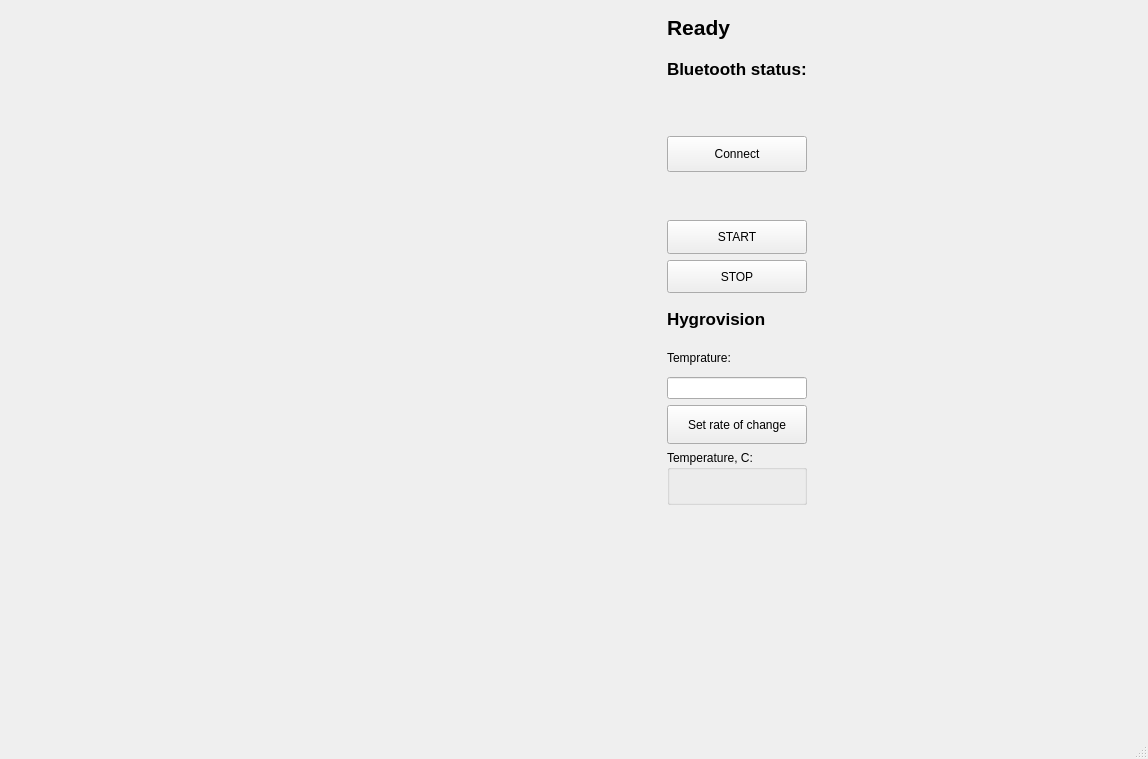
VasilyMarkov/ServiceVympelSoft, file mainwindow.ui: the form before one commit.
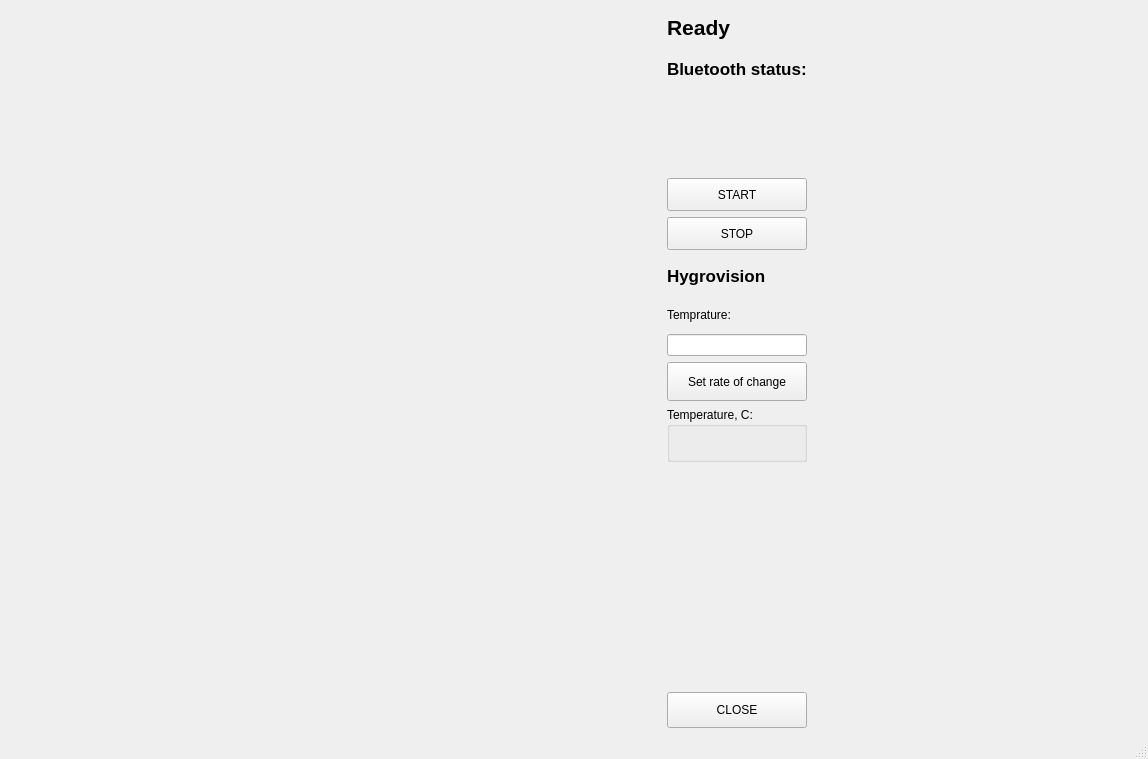
The form after the commit. Custom widgets are drawn as their Qt base class.

```diff
--- a/mainwindow.ui
+++ b/mainwindow.ui
@@ -23,7 +23,7 @@
      </layout>
     </item>
     <item>
-     <layout class="QVBoxLayout" name="verticalLayout_3" stretch="1,1,1,1,1,2,4,1,1,5">
+     <layout class="QVBoxLayout" name="verticalLayout_3" stretch="1,1,1,1,2,4,1,1,5,1">
       <item>
        <layout class="QGridLayout" name="gridLayout">
         <item row="1" column="0">
@@ -73,19 +73,6 @@
         </property>
        </widget>
       </item>
-      <item>
-       <widget class="QPushButton" name="connect_button">
-        <property name="sizePolicy">
-         <sizepolicy hsizetype="Expanding" vsizetype="Expanding">
-          <horstretch>0</horstretch>
-          <verstretch>0</verstretch>
-         </sizepolicy>
-        </property>
-        <property name="text">
-         <string>Connect</string>
-        </property>
-       </widget>
-      </item>
       <item>
        <widget class="QLabel" name="camera_connection_status">
         <property name="font">
@@ -210,6 +197,19 @@
         </property>
        </spacer>
       </item>
+      <item>
+       <widget class="QPushButton" name="closeAppButton">
+        <property name="sizePolicy">
+         <sizepolicy hsizetype="Ignored" vsizetype="Ignored">
+          <horstretch>0</horstretch>
+          <verstretch>0</verstretch>
+         </sizepolicy>
+        </property>
+        <property name="text">
+         <string>CLOSE</string>
+        </property>
+       </widget>
+      </item>
      </layout>
     </item>
     <item>
```
